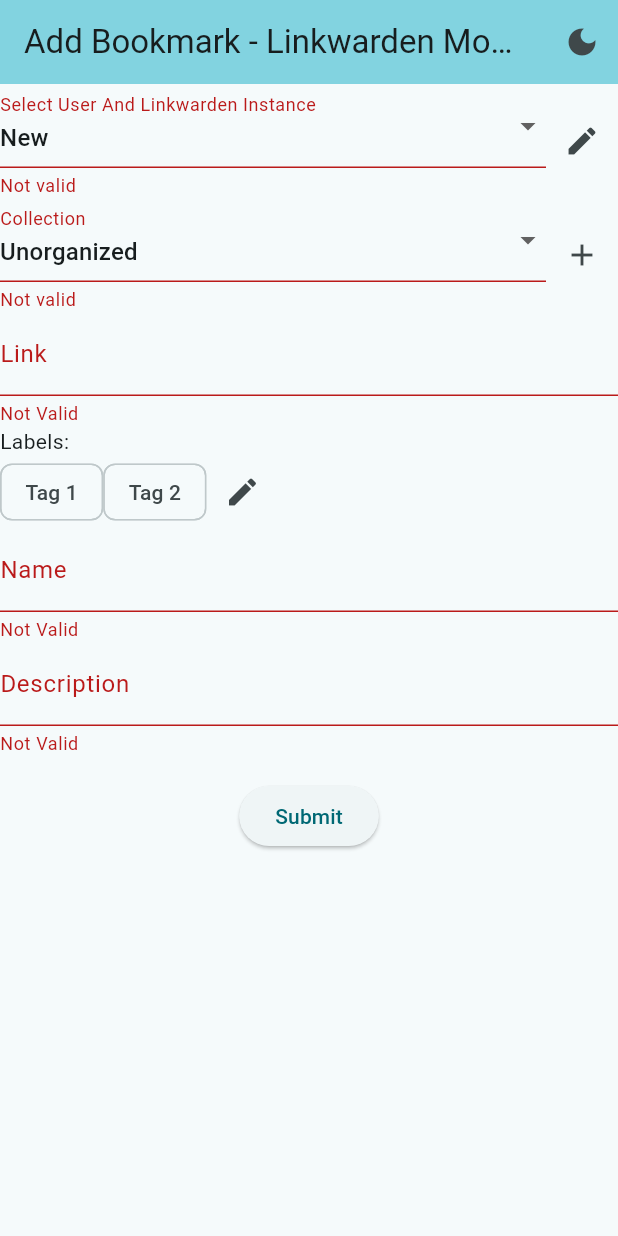
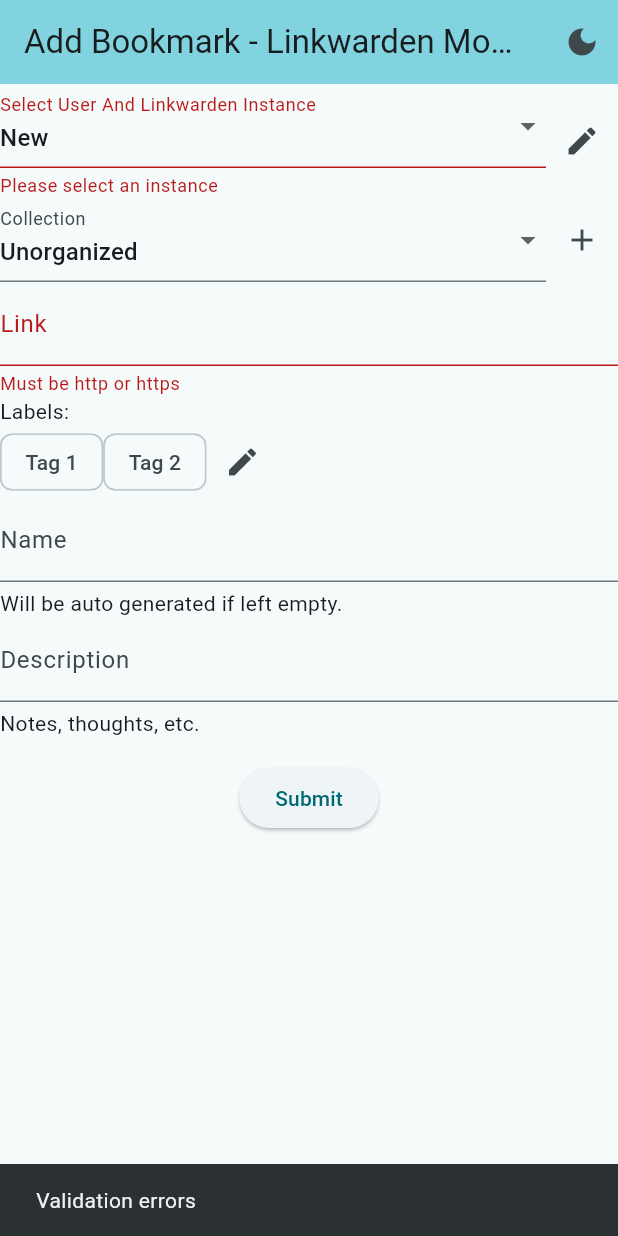
Before and after one commit to arran4/send_to_linkwarden, a Flutter app: the screen it shows after launch, after a tap on "Submit", on a phone screen of 412 x 824 dp. Run offline on Flutter 3.47's test engine with Material 3 defaults, Android fonts, the phone set to English and light mode, and no system bars; our stand-ins replace flutter_colorpicker, shared_preferences; accounts and stored records are empty.

Commit message:
Better validation

```diff
--- a/lib/main.dart
+++ b/lib/main.dart
@@ -1,7 +1,7 @@
 import 'package:flutter/material.dart';
 import 'package:linkwarden_mobile/state/dark_mode_notifier.dart';
 import 'package:linkwarden_mobile/view/add_collection_view.dart';
-import 'package:linkwarden_mobile/view/add_user_instance_view.dart';
+import 'package:linkwarden_mobile/view/add_edit_user_instance_view.dart';
 import 'package:linkwarden_mobile/view/select_tags_view.dart';
 import 'package:linkwarden_mobile/view/template_view.dart';
 import 'package:linkwarden_mobile/view/add_link_view.dart';
@@ -39,9 +39,9 @@
             routes: {
               "/": (BuildContext context) => const AddLinkView(),
               "link/new": (BuildContext context) => const AddLinkView(),
-              "tags/select": (BuildContext context) => const SelectTagsView(),
-              "collection/new": (BuildContext context) => const AddCollectionView(),
-              "userInstance/new": (BuildContext context) => const AddUserInstanceView(),
+              "tags/select": (BuildContext context) => SelectTagsView(arguments: ModalRoute.of(context)?.settings.arguments as SelectTagsViewArguments?),
+              "collection/new": (BuildContext context) => AddCollectionView(arguments: ModalRoute.of(context)?.settings.arguments as AddCollectionViewArguments?),
+              "userInstance/newEdit": (BuildContext context) => AddEditUserInstanceView(arguments: ModalRoute.of(context)?.settings.arguments as AddEditUserInstanceViewArguments?),
             },
           );
         });
--- /dev/null
+++ b/lib/model/collection.dart
@@ -0,0 +1,29 @@
+import 'package:uuid/uuid.dart';
+
+class Collection {
+  int? id;
+  String? name;
+  String? color;
+  String? description;
+  bool? isPublic;
+  dynamic members;
+  dynamic parent;
+  int? ownerId;
+  int? parentId;
+  String? createdAt;
+  String? updatedAt;
+
+  Collection({
+    this.id,
+    this.name,
+    this.color,
+    this.description,
+    this.isPublic,
+    this.members,
+    this.parent,
+    this.ownerId,
+    this.parentId,
+    this.createdAt,
+    this.updatedAt,
+  });
+}
--- /dev/null
+++ b/lib/model/link.dart
@@ -0,0 +1,25 @@
+import 'package:linkwarden_mobile/model/collection.dart';
+import 'package:linkwarden_mobile/model/tag.dart';
+
+class Link {
+  int? id;
+  String? name;
+  String? description;
+  String? url;
+  Collection? collection;
+  List<Tag>? tags;
+  dynamic parent;
+  int? ownerId;
+  String? createdAt;
+  String? updatedAt;
+  String? type;
+  int? collectionId;
+  dynamic textContent;
+  dynamic preview;
+  dynamic image;
+  dynamic pdf;
+  dynamic readable;
+  dynamic monolith;
+  dynamic lastPreserved;
+  dynamic importDate;
+}
--- /dev/null
+++ b/lib/model/tag.dart
@@ -0,0 +1,12 @@
+class TagCount {
+  int? links;
+}
+
+class Tag {
+  int? id;
+  String? name;
+  int? ownerId;
+  String? createdAt;
+  String? updatedAt;
+  TagCount? count;
+}
--- /dev/null
+++ b/lib/model/user_instance.dart
@@ -0,0 +1,15 @@
+import 'package:uuid/uuid.dart';
+
+class UserInstance {
+  late String id;
+  String? user;
+  String? server;
+  String? password;
+
+  UserInstance({
+    String? id,
+    this.user,
+    this.server,
+    this.password,
+  }) : id = id ?? const Uuid().v4();
+}
--- a/lib/view/add_link_view.dart
+++ b/lib/view/add_link_view.dart
@@ -1,5 +1,10 @@
 import 'package:flutter/material.dart';
+import 'package:linkwarden_mobile/model/collection.dart';
+import 'package:linkwarden_mobile/model/user_instance.dart';
 import 'package:linkwarden_mobile/state/dark_mode_notifier.dart';
+import 'package:linkwarden_mobile/view/select_tags_view.dart';
+
+import 'add_edit_user_instance_view.dart';
 
 class AddLinkView extends StatefulWidget {
   const AddLinkView({super.key});
@@ -11,6 +16,8 @@
 class _AddLinkViewState extends State<AddLinkView> {
   GlobalKey<FormState> formState = GlobalKey<FormState>();
   late List<String> tags;
+  UserInstance? selectedUserInstance;
+  Collection? selectedCollection;
 
   @override
   Widget build(BuildContext context) {
@@ -61,6 +68,10 @@
             ScaffoldMessenger.of(context).showSnackBar(
               const SnackBar(content: Text('Processing Data')),
             );
+          } else {
+            ScaffoldMessenger.of(context).showSnackBar(
+              const SnackBar(content: Text('Validation errors')),
+            );
           }
         },
         child: const Text('Submit'),
@@ -78,15 +89,19 @@
             labelText: 'Select User And Linkwarden Instance',
           ),
           validator: (value) {
-            return "Not valid";
+            if (value == null) {
+              return "Please select an instance";
+            }
+            return null;
           },
-          items: const [
+          value: selectedUserInstance,
+          items: [
             DropdownMenuItem(
-              value: "User @ Server",
-              key: ValueKey("User @ Server"),
-              child: Text("User @ Server"),
+              value: UserInstance(user: "User", server: "http://server/"),
+              key: const ValueKey("User @ Server"),
+              child: const Text("User @ Server"),
             ),
-            DropdownMenuItem(
+            const DropdownMenuItem(
               value: null,
               key: ValueKey("New"),
               child: Text("New"),
@@ -97,14 +112,17 @@
         IconButton(
             onPressed: () async {
               var result =
-                  await Navigator.pushNamed(context, "userInstance/new");
+                  await Navigator.pushNamed(context, "userInstance/newEdit", arguments: AddEditUserInstanceViewArguments(userInstance: selectedUserInstance));
               if (result == null) {
                 return;
               }
-              assert(result is String);
-              if (result is! String) {
+              assert(result is UserInstance);
+              if (result is! UserInstance) {
                 return;
               }
+              // saveUserInstance
+              // make it default?
+              // selectedUserInstance = result;
             },
             icon: const Icon(Icons.edit))
       ],
@@ -120,9 +138,7 @@
           decoration: const InputDecoration(
             labelText: 'Collection',
           ),
-          validator: (value) {
-            return "Not valid";
-          },
+          value: selectedCollection,
           items: const [
             DropdownMenuItem(
               value: null,
@@ -138,10 +154,12 @@
               if (result == null) {
                 return;
               }
-              assert(result is String);
-              if (result is! String) {
+              assert(result is Collection);
+              if (result is! Collection) {
                 return;
               }
+              // saveCollectionToDataSource;
+              // selectedCollect = result;
             },
             icon: const Icon(Icons.add))
       ],
@@ -170,7 +188,7 @@
           ),
           IconButton(
               onPressed: () async {
-                var result = await Navigator.pushNamed(context, "tags/select");
+                var result = await Navigator.pushNamed(context, "tags/select", arguments: SelectTagsViewArguments(selectedTags: tags));
                 if (result == null) {
                   return;
                 }
@@ -192,8 +210,18 @@
     return TextFormField(
       decoration: const InputDecoration(
           labelText: "Link", helper: Text("e.g. http://example.com/")),
-      validator: (input) {
-        return "Not Valid";
+      validator: (value) {
+        if (value == null) {
+          return "Please enter a value";
+        }
+        Uri? url = Uri.tryParse(value);
+        if (url == null) {
+          return "Not valid";
+        }
+        if (!url.isScheme("https") && !url.isScheme("http")) {
+          return "Must be http or https";
+        }
+        return null;
       },
     );
   }
@@ -203,9 +231,6 @@
       decoration: const InputDecoration(
           labelText: "Name",
           helper: Text("Will be auto generated if left empty.")),
-      validator: (input) {
-        return "Not Valid";
-      },
     );
   }
 
@@ -214,9 +239,6 @@
       decoration: const InputDecoration(
           labelText: "Description", helper: Text("Notes, thoughts, etc.")),
       maxLines: null,
-      validator: (input) {
-        return "Not Valid";
-      },
     );
   }
 }
--- a/lib/view/select_tags_view.dart
+++ b/lib/view/select_tags_view.dart
@@ -1,8 +1,17 @@
 import 'package:flutter/material.dart';
-import 'package:flutter/services.dart';
+
+class SelectTagsViewArguments {
+  final List<String>? selectedTags;
+
+  const SelectTagsViewArguments({
+    this.selectedTags,
+  });
+}
 
 class SelectTagsView extends StatefulWidget {
-  const SelectTagsView({super.key});
+  final SelectTagsViewArguments? arguments;
+
+  const SelectTagsView({super.key, this.arguments});
 
   @override
   State<SelectTagsView> createState() => _SelectTagsViewState();
@@ -24,7 +33,13 @@
   @override
   void initState() {
     super.initState();
-    selectedTags = {"Tag 1", "Tag 3"};
+    selectedTags = Set.from(widget.arguments?.selectedTags??[]);
+    Set<String> hasTag = Set.from(allTags);
+    for (String tag in selectedTags) {
+      if (!hasTag.contains(tag)) {
+        allTags.add(tag);
+      }
+    }
     filterText = "";
     searchAddTextController.addListener(() {
       setState(() {
--- a/pubspec.yaml
+++ b/pubspec.yaml
@@ -32,6 +32,7 @@
     sdk: flutter
   shared_preferences: ^2.3.2
   flutter_colorpicker: ^1.1.0
+  uuid: ^4.4.2
 
   # The following adds the Cupertino Icons font to your application.
   # Use with the CupertinoIcons class for iOS style icons.
```
Also changed, not shown: lib/view/add_collection_view.dart (+36 -4 lines), lib/view/add_edit_user_instance_view.dart (added, +149 -0 lines), lib/view/add_user_instance_view.dart (deleted, +0 -73 lines), pubspec.lock.
